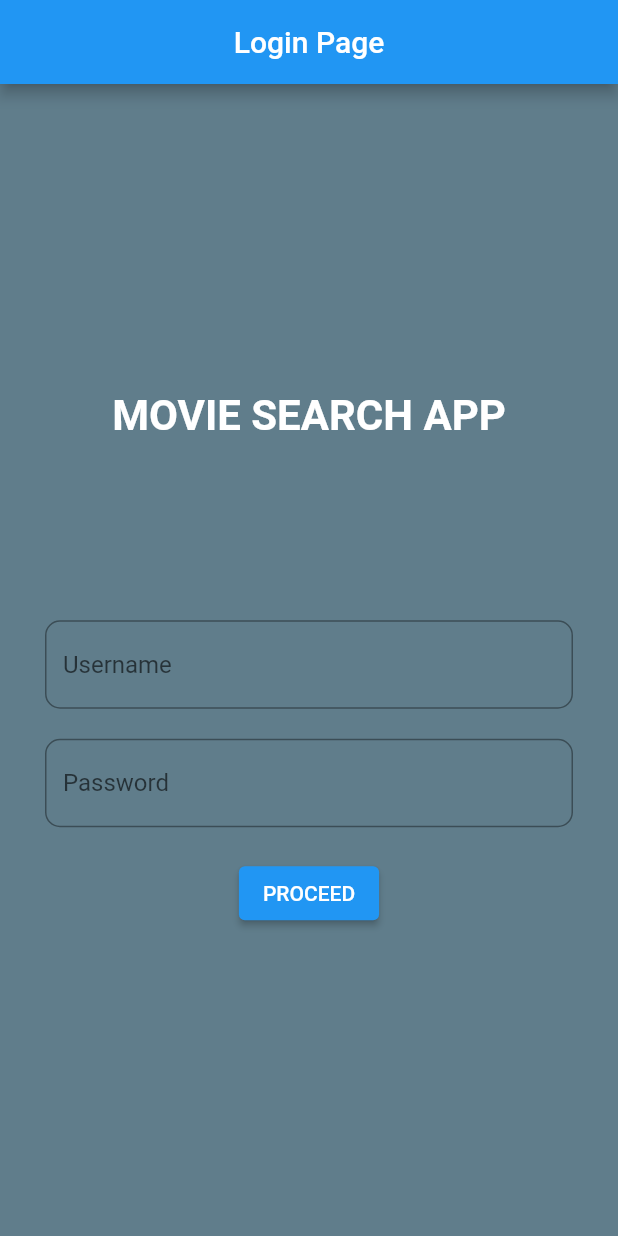
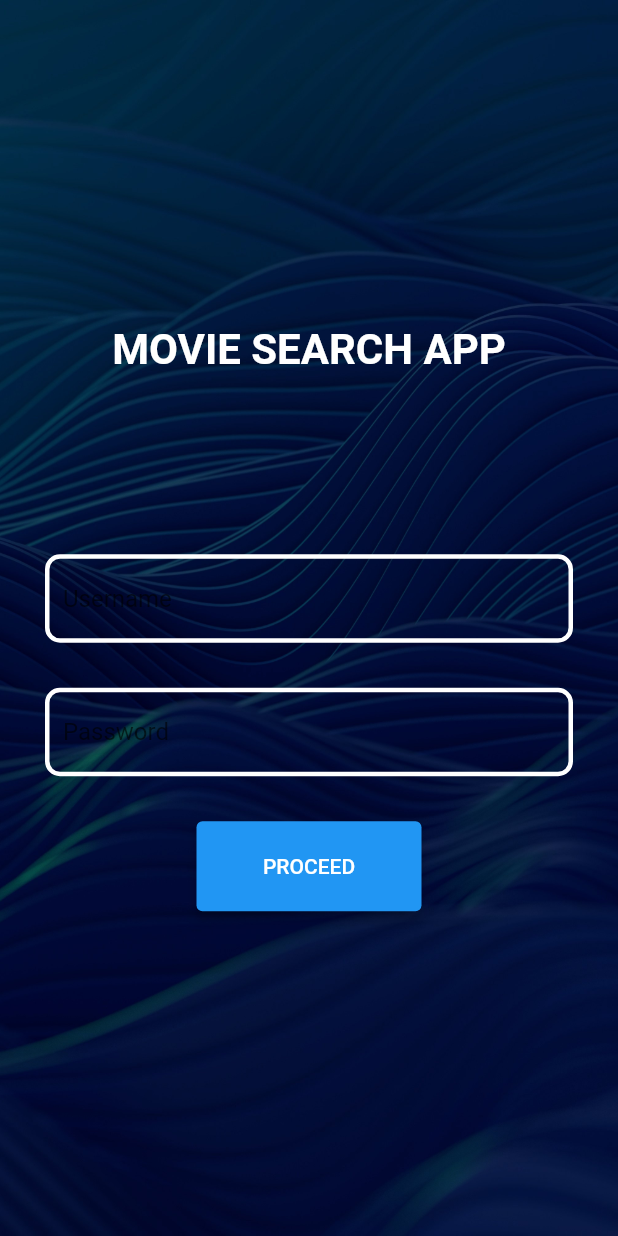
Before and after one commit to muhammad9harraz/flotter, a Flutter app: the screen it shows after launch, on a phone screen of 412 x 824 dp. Run offline on Flutter 3.47's test engine with Material 2 defaults, Android fonts, the phone set to English and light mode, and no system bars; our stand-ins replace cloud_firestore, firebase_core, fluttertoast; missing offline and left inert: tmdb_api; accounts and stored records are empty.

Commit message:
adding background to login/main

```diff
--- a/lib/main.dart
+++ b/lib/main.dart
@@ -109,12 +109,13 @@ class _LoginPageState extends State<LoginPage> {
   @override
   Widget build(BuildContext context) {
     return Scaffold(
-        backgroundColor: Colors.blueGrey,
-        appBar: AppBar(
-          centerTitle: true,
-          title: const Text('Login Page'),
+        body: Container(
+      decoration: const BoxDecoration(
+        image: DecorationImage(
+          image: AssetImage("assets/images/bg.jpg"),
+          fit: BoxFit.cover,
         ),
-        body: Center(
+      ),
       child: Column(
           mainAxisAlignment: MainAxisAlignment.center,
           crossAxisAlignment: CrossAxisAlignment.center,
@@ -132,29 +133,36 @@ class _LoginPageState extends State<LoginPage> {
               ),
             ),
             Padding(
-                padding:
-                    const EdgeInsets.symmetric(horizontal: 30, vertical: 0),
+              padding: const EdgeInsets.symmetric(horizontal: 30, vertical: 0),
               child: TextField(
                 controller: _username,
                 decoration: InputDecoration(
-                      border: OutlineInputBorder(
+                    enabledBorder: OutlineInputBorder(
+                        borderSide:
+                            const BorderSide(width: 3, color: Colors.white),
                         borderRadius: BorderRadius.circular(10.0)),
                     hintText: 'Username'),
+                style: const TextStyle(color: Colors.white),
               ),
             ),
             Padding(
-                padding:
-                    const EdgeInsets.symmetric(horizontal: 30, vertical: 20),
+              padding: const EdgeInsets.symmetric(horizontal: 30, vertical: 30),
               child: TextField(
                   obscureText: true,
                   controller: _password,
                   decoration: InputDecoration(
-                      border: OutlineInputBorder(
+                      enabledBorder: OutlineInputBorder(
+                          borderSide:
+                              const BorderSide(width: 3, color: Colors.white),
                           borderRadius: BorderRadius.circular(10.0)),
                       hintText: 'Password'),
+                  style: const TextStyle(color: Colors.white)),
             ),
-              ),
-              ElevatedButton(
+            SizedBox(
+                height: 60, //height of button
+                width: 150,
+                child: ElevatedButton(
+                    style: ElevatedButton.styleFrom(elevation: 3),
                     onPressed: () {
                       final user = _username.text;
                       final pass = _password.text;
@@ -173,7 +181,8 @@ class _LoginPageState extends State<LoginPage> {
                         loginAsync(user, pass);
                       }
                     },
-                  child: const Text('PROCEED'))
-            ])));
+                    child: const Text('PROCEED')))
+          ]),
+    ));
   }
 }
--- a/pubspec.yaml
+++ b/pubspec.yaml
@@ -65,8 +65,8 @@ flutter:
   uses-material-design: true
 
   # To add assets to your application, add an assets section, like this:
-  # assets:
-  #   - images/a_dot_burr.jpeg
+  assets:
+  - assets/images/bg.jpg
   #   - images/a_dot_ham.jpeg
 
   # An image asset can refer to one or more resolution-specific "variants", see
```
Also changed, not shown: assets/images/bg.jpg (added). Lines whose indentation alone changed are shown as unchanged.
